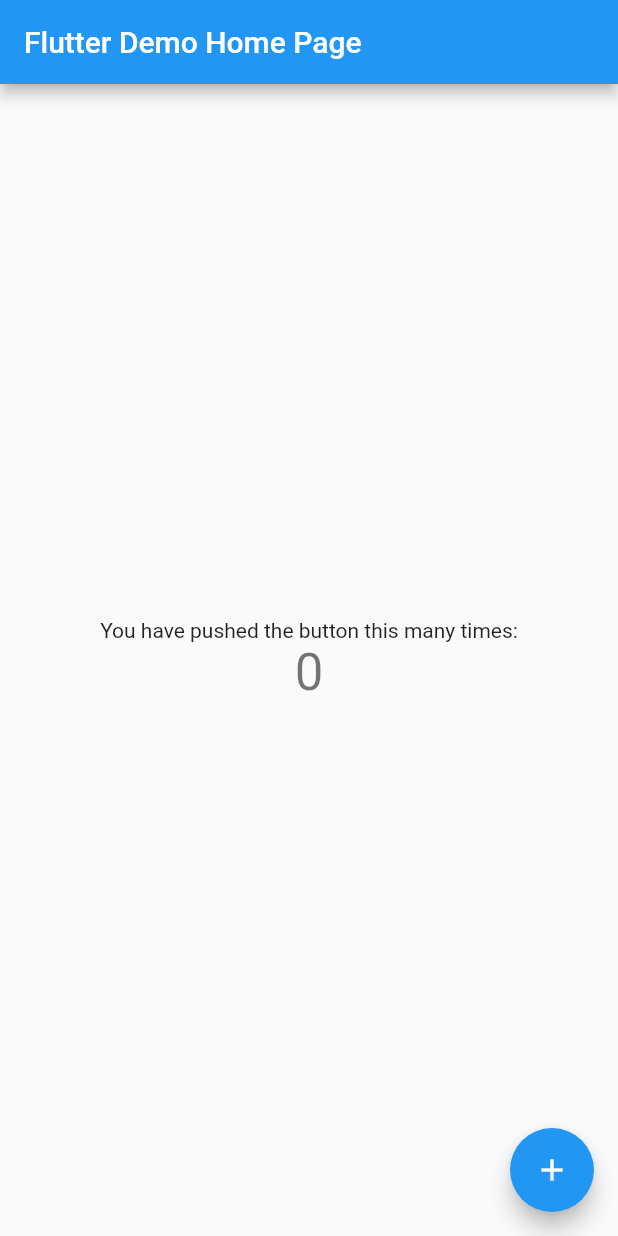
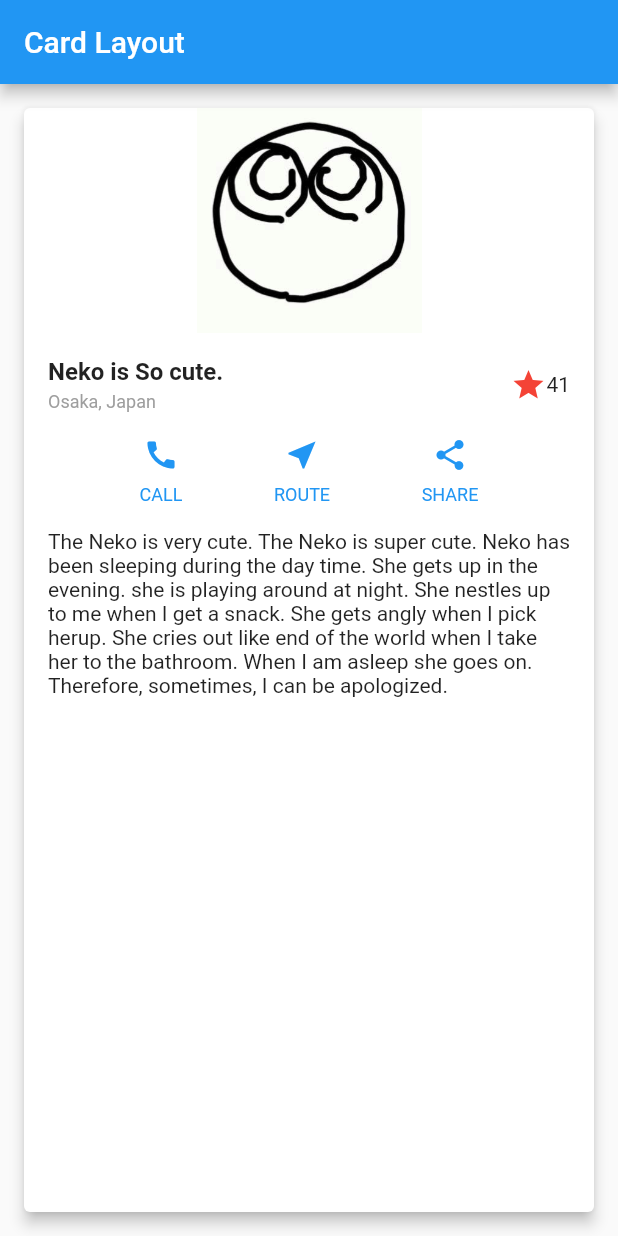
Before and after one commit to ShotaroOkada/practice_flutter, a Flutter app: the screen it shows after launch, on a phone screen of 412 x 824 dp. Run offline on Flutter 3.47's test engine with Material 2 defaults, Android fonts, the phone set to English and light mode, and no system bars.

Commit message:
https://dev.classmethod.jp/smartphone/flutter_column_row_1/完成

```diff
--- /dev/null
+++ b/lib/components/buttonArea.dart
@@ -0,0 +1,36 @@
+import 'package:flutter/material.dart';
+
+Widget buttonArea() {
+  return Container(
+      margin: const EdgeInsets.fromLTRB(16.0, 0.0, 16.0, 16.0),
+      child: Row( // 1行目
+        crossAxisAlignment: CrossAxisAlignment.start,
+        mainAxisAlignment: MainAxisAlignment.spaceEvenly,
+        children: <Widget>[
+          _buildButtonColumn(Icons.call, "CALL"), // 2.1
+          _buildButtonColumn(Icons.near_me, "ROUTE"), // 2.2
+          _buildButtonColumn(Icons.share, "SHARE") // 2.3
+        ],
+      ));
+}
+
+Widget _buildButtonColumn(IconData icon, String label) {
+  final color = Colors.blue;
+  return Column(
+    mainAxisSize: MainAxisSize.min,
+    mainAxisAlignment: MainAxisAlignment.center,
+    children: <Widget>[
+      Icon(icon, color: color), // 3.1.1
+      Container( // 3.1.2
+        margin: const EdgeInsets.only(top: 8.0),
+        child: Text(
+          label,
+          style: TextStyle(
+              fontSize: 12.0,
+              fontWeight: FontWeight.w400,
+              color: color),
+        ),
+      )
+    ],
+  );
+}
--- /dev/null
+++ b/lib/components/descriptionArea.dart
@@ -0,0 +1,12 @@
+import 'package:flutter/material.dart';
+
+Widget descriptionArea() {
+  return Expanded(
+    child: Container(
+      margin: const EdgeInsets.fromLTRB(16.0, 0.0, 16.0, 16.0),
+      child: Text('''
+The Neko is very cute. The Neko is super cute. Neko has been sleeping during the day time. She gets up in the evening. she is playing around at night. She nestles up to me when I get a snack. She gets angly when I pick herup. She cries out like end of the world when I take her to the bathroom. When I am asleep she goes on. Therefore, sometimes, I can be apologized.
+          '''),
+    ),
+  );
+}
--- /dev/null
+++ b/lib/components/titleArea.dart
@@ -0,0 +1,37 @@
+import 'package:flutter/material.dart';
+
+Widget titleArea() {
+  return Container(
+    margin: EdgeInsets.all(16.0),
+    child: Row(    // 1行目
+      children: <Widget>[
+        Expanded(  // 2.1列目
+          child: Column(
+            crossAxisAlignment: CrossAxisAlignment.start,
+            children: <Widget>[
+              Container(  // 3.1.1行目
+                margin: const EdgeInsets.only(bottom: 4.0),
+                child: Text(
+                  "Neko is So cute.",
+                  style: TextStyle(
+                      fontWeight: FontWeight.bold, fontSize: 16.0),
+                ),
+              ),
+              Container(  // 3.1.2行目
+                child: Text(
+                  "Osaka, Japan",
+                  style: TextStyle(fontSize: 12.0, color: Colors.grey),
+                ),
+              ),
+            ],
+          ),
+        ),
+        Icon(  // 2.2列目
+          Icons.star,
+          color: Colors.red,
+        ),
+        Text('41'),  // 2.3列目
+      ],
+    )
+  );
+}
--- a/lib/main.dart
+++ b/lib/main.dart
@@ -1,6 +1,14 @@
 import 'package:flutter/material.dart';
+import 'package:flutter/rendering.dart';
+import 'package:first_flutter/components/titleArea.dart';
+import 'package:first_flutter/components/buttonArea.dart';
+import 'package:first_flutter/components/descriptionArea.dart';
 
-void main() => runApp(MyApp());
+
+void main() {
+  debugPaintSizeEnabled=true;
+  runApp(MyApp());
+}
 
 class MyApp extends StatelessWidget {
   @override
@@ -25,39 +33,28 @@ class MyHomePage extends StatefulWidget {
 }
 
 class _MyHomePageState extends State<MyHomePage> {
-  int _counter = 0;
-
-  void _incrementCounter() {
-    setState(() {
-      _counter++;
-    });
-  }
-
   @override
   Widget build(BuildContext context) {
     return Scaffold(
         appBar: AppBar(
-        title: Text(widget.title),
+          title: Text("Card Layout"),
         ),
-      body: Center(
+        body: Card(
+          elevation: 4.0,
+          margin: const EdgeInsets.all(16.0),
           child: Column(
-          mainAxisAlignment: MainAxisAlignment.center,
+            crossAxisAlignment: CrossAxisAlignment.center,
             children: <Widget>[
-            Text(
-              'You have pushed the button this many times:',
+              Image.asset(
+                'images/icon.jpg',
+                height: 150,
                 ),
-            Text(
-              '$_counter',
-              style: Theme.of(context).textTheme.display1,
-            ),
+              titleArea(),
+              buttonArea(),
+              descriptionArea()
             ],
           ),
-      ),
-      floatingActionButton: FloatingActionButton(
-        onPressed: _incrementCounter,
-        tooltip: 'Increment',
-        child: Icon(Icons.add),
-      ),
+        )
     );
   }
 }
--- a/pubspec.yaml
+++ b/pubspec.yaml
@@ -40,6 +40,9 @@ flutter:
   # the material Icons class.
   uses-material-design: true
 
+  assets:
+    - images/icon.jpg
+
   # To add assets to your application, add an assets section, like this:
   # assets:
   #  - images/a_dot_burr.jpeg
```
Also changed, not shown: images/icon.jpg (added). Lines whose indentation alone changed are shown as unchanged.
